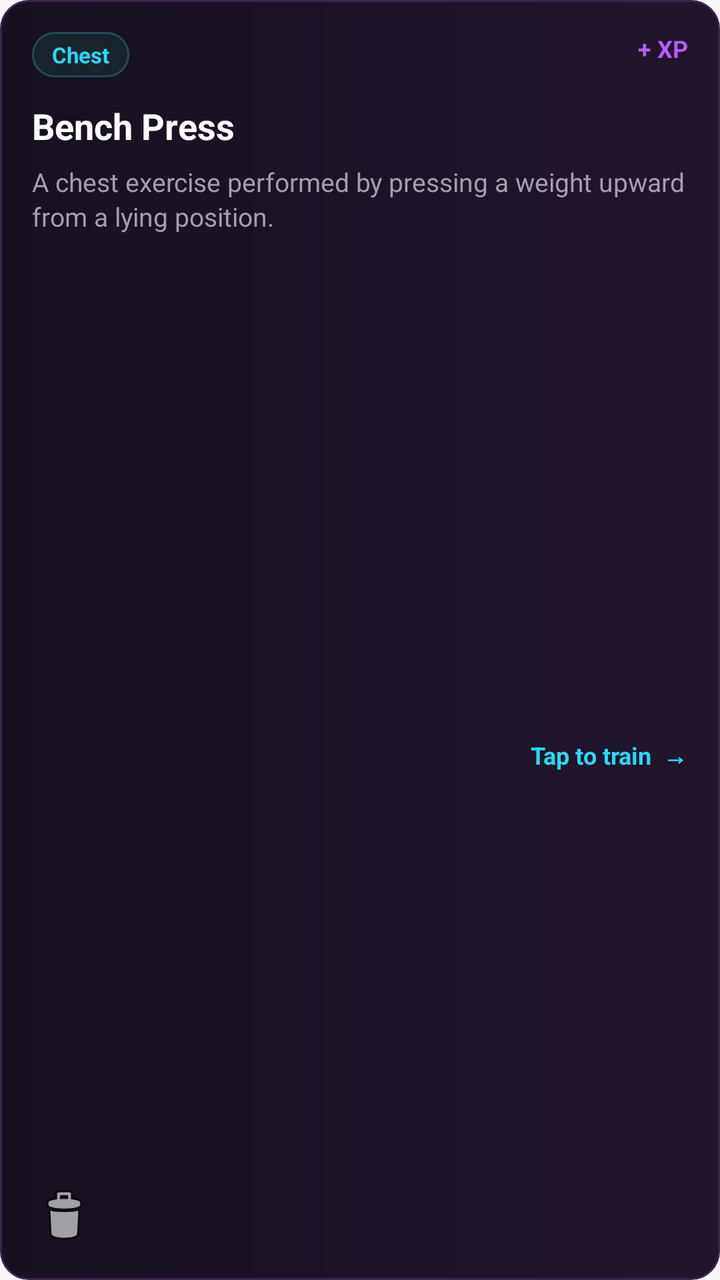
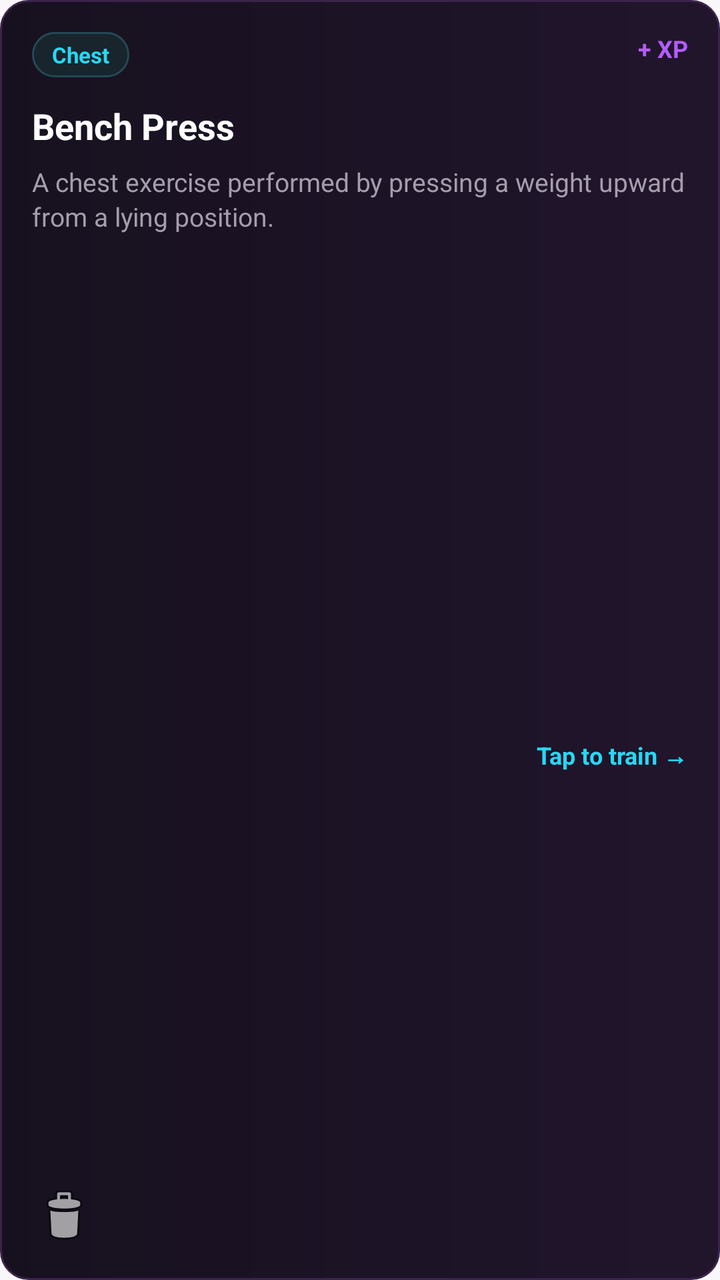

Two renders of the same Android screen: before a commit and after it. Below are the layout's source before the change and the commit's diff.
<!-- AndroidManifest.xml: application theme Theme.GymLeague -->
<!-- res/layout/item_exercise.xml -->
<?xml version="1.0" encoding="utf-8"?>
<androidx.constraintlayout.widget.ConstraintLayout
    xmlns:android="http://schemas.android.com/apk/res/android"
    xmlns:app="http://schemas.android.com/apk/res-auto"
    android:layout_width="match_parent"
    android:layout_height="wrap_content"
    android:layout_marginBottom="12dp"
    android:background="@drawable/bg_exercise_card"
    android:padding="16dp">

    
    <TextView
        android:id="@+id/tvMuscleGroup"
        android:layout_width="wrap_content"
        android:layout_height="wrap_content"
        android:background="@drawable/bg_muscle_tag"
        android:paddingStart="10dp"
        android:paddingTop="4dp"
        android:paddingEnd="10dp"
        android:paddingBottom="4dp"
        android:text="Chest"
        android:textColor="#25D9F5"
        android:textSize="11sp"
        android:textStyle="bold"
        app:layout_constraintStart_toStartOf="parent"
        app:layout_constraintTop_toTopOf="parent" />

    
    <TextView
        android:id="@+id/tvXpPreview"
        android:layout_width="wrap_content"
        android:layout_height="wrap_content"
        android:text="+ XP"
        android:textColor="#B45CFF"
        android:textSize="12sp"
        android:textStyle="bold"
        app:layout_constraintEnd_toEndOf="parent"
        app:layout_constraintTop_toTopOf="parent" />

    
    <TextView
        android:id="@+id/tvExerciseName"
        android:layout_width="0dp"
        android:layout_height="wrap_content"
        android:layout_marginTop="12dp"
        android:layout_marginEnd="12dp"
        android:text="Bench Press"
        android:textColor="#FFFFFF"
        android:textSize="18sp"
        android:textStyle="bold"
        app:layout_constraintEnd_toEndOf="parent"
        app:layout_constraintStart_toStartOf="parent"
        app:layout_constraintTop_toBottomOf="@id/tvMuscleGroup" />

    
    <TextView
        android:id="@+id/tvExerciseDescription"
        android:layout_width="0dp"
        android:layout_height="wrap_content"
        android:layout_marginTop="7dp"
        android:text="A chest exercise performed by pressing a weight upward from a lying position."
        android:textColor="#A59DAC"
        android:textSize="13sp"
        android:lineSpacingExtra="2dp"
        app:layout_constraintEnd_toEndOf="parent"
        app:layout_constraintStart_toStartOf="parent"
        app:layout_constraintTop_toBottomOf="@id/tvExerciseName" />

    
    <TextView
        android:id="@+id/tvTapToTrain"
        android:layout_width="wrap_content"
        android:layout_height="wrap_content"
        android:layout_marginTop="14dp"
        android:text="Tap to train  →"
        android:textColor="#25D9F5"
        android:textSize="12sp"
        android:textStyle="bold"
        app:layout_constraintBottom_toBottomOf="parent"
        app:layout_constraintEnd_toEndOf="parent"
        app:layout_constraintTop_toBottomOf="@id/tvExerciseDescription" />

    
    <ImageButton
        android:id="@+id/btnDeleteExercise"
        android:layout_width="32dp"
        android:layout_height="32dp"
        android:background="@android:color/transparent"
        android:contentDescription="Delete exercise"
        android:src="@android:drawable/ic_menu_delete"
        app:layout_constraintBottom_toBottomOf="parent"
        app:layout_constraintStart_toStartOf="parent" />

</androidx.constraintlayout.widget.ConstraintLayout>
<!-- resources referenced by this layout -->
<resources>
  <!-- drawable bg_exercise_card (drawable) -->
  <?xml version="1.0" encoding="utf-8"?>
  <shape xmlns:android="http://schemas.android.com/apk/res/android"
      android:shape="rectangle">
  
      <gradient
          android:angle="0"
          android:startColor="#17111F"
          android:endColor="#21152C" />
  
      <stroke
          android:width="1dp"
          android:color="#3A244B" />
  
      <corners android:radius="14dp" />
  
  </shape>
  <!-- drawable bg_muscle_tag (drawable) -->
  <?xml version="1.0" encoding="utf-8"?>
  <shape xmlns:android="http://schemas.android.com/apk/res/android"
      android:shape="rectangle">
  
      <solid android:color="#18252C" />
  
      <stroke
          android:width="1dp"
          android:color="#244A55" />
  
      <corners android:radius="20dp" />
  
  </shape>
  <style name="Theme.GymLeague" parent="Base.Theme.GymLeague" />
  <style name="Base.Theme.GymLeague" parent="Theme.Material3.DayNight.NoActionBar">
          <item name="colorPrimary">@color/gym_purple</item>
          <item name="colorOnPrimary">@color/white</item>
          <item name="colorPrimaryContainer">@color/gym_purple_container</item>
          <item name="colorOnPrimaryContainer">@color/gym_purple_dark</item>
  
          <item name="colorSecondary">@color/gym_blue</item>
          <item name="colorOnSecondary">@color/white</item>
          <item name="colorSecondaryContainer">@color/gym_blue_container</item>
          <item name="colorOnSecondaryContainer">@color/gym_blue_dark</item>
  
          <item name="colorTertiary">@color/gym_gold</item>
  
          <item name="android:colorBackground">@color/background_light</item>
          <item name="colorOnBackground">@color/on_surface_light</item>
  
          <item name="colorSurface">@color/surface_light</item>
          <item name="colorOnSurface">@color/on_surface_light</item>
  
          <item name="colorError">@color/gym_error</item>
          <item name="colorErrorContainer">@color/gym_error_container</item>
          <item name="colorOnError">@color/white</item>
  
          <item name="android:statusBarColor">@color/gym_purple</item>
          <item name="android:windowLightStatusBar">false</item>
      </style>
  <color name="gym_purple">#6A4FB3</color>
  <color name="white">#FFFFFFFF</color>
  <color name="gym_purple_container">#EDE6FA</color>
  <color name="gym_purple_dark">#4A3080</color>
  <color name="gym_blue">#4A6CF7</color>
  <color name="gym_blue_container">#E3E9FF</color>
  <color name="gym_blue_dark">#2F49C4</color>
  <color name="gym_gold">#FFB300</color>
  <color name="background_light">#FAF7FA</color>
  <color name="on_surface_light">#1C1B1F</color>
  <color name="surface_light">#FFFFFF</color>
  <color name="gym_error">#B3261E</color>
  <color name="gym_error_container">#F9DEDC</color>
</resources>

<!-- the commit's change to res/layout/item_exercise.xml (unified diff, before → after) -->
@@ -18,7 +18,7 @@
         android:paddingTop="4dp"
         android:paddingEnd="10dp"
         android:paddingBottom="4dp"
-        android:text="Chest"
+        android:text="@string/i18n_chest"
         android:textColor="#25D9F5"
         android:textSize="11sp"
         android:textStyle="bold"
@@ -44,7 +44,7 @@
         android:layout_height="wrap_content"
         android:layout_marginTop="12dp"
         android:layout_marginEnd="12dp"
-        android:text="Bench Press"
+        android:text="@string/i18n_bench_press"
         android:textColor="#FFFFFF"
         android:textSize="18sp"
         android:textStyle="bold"
@@ -58,7 +58,7 @@
         android:layout_width="0dp"
         android:layout_height="wrap_content"
         android:layout_marginTop="7dp"
-        android:text="A chest exercise performed by pressing a weight upward from a lying position."
+        android:text="@string/i18n_a_chest_exercise_performed_by_pressing_a_weig"
         android:textColor="#A59DAC"
         android:textSize="13sp"
         android:lineSpacingExtra="2dp"
@@ -72,7 +72,7 @@
         android:layout_width="wrap_content"
         android:layout_height="wrap_content"
         android:layout_marginTop="14dp"
-        android:text="Tap to train  →"
+        android:text="@string/i18n_tap_to_train"
         android:textColor="#25D9F5"
         android:textSize="12sp"
         android:textStyle="bold"
@@ -86,7 +86,7 @@
         android:layout_width="32dp"
         android:layout_height="32dp"
         android:background="@android:color/transparent"
-        android:contentDescription="Delete exercise"
+        android:contentDescription="@string/i18n_delete_exercise"
         android:src="@android:drawable/ic_menu_delete"
         app:layout_constraintBottom_toBottomOf="parent"
         app:layout_constraintStart_toStartOf="parent" />
<!-- resource entries referenced after the edit -->
@@ -31,6 +31,11 @@
       <corners android:radius="20dp" />
   
   </shape>
+  <string name="i18n_a_chest_exercise_performed_by_pressing_a_weig">A chest exercise performed by pressing a weight upward from a lying position.</string>
+  <string name="i18n_bench_press">Bench Press</string>
+  <string name="i18n_chest">Chest</string>
+  <string name="i18n_delete_exercise">Delete exercise</string>
+  <string name="i18n_tap_to_train">Tap to train  →</string>
   <style name="Theme.GymLeague" parent="Base.Theme.GymLeague" />
   <style name="Base.Theme.GymLeague" parent="Theme.Material3.DayNight.NoActionBar">
           <item name="colorPrimary">@color/gym_purple</item>
